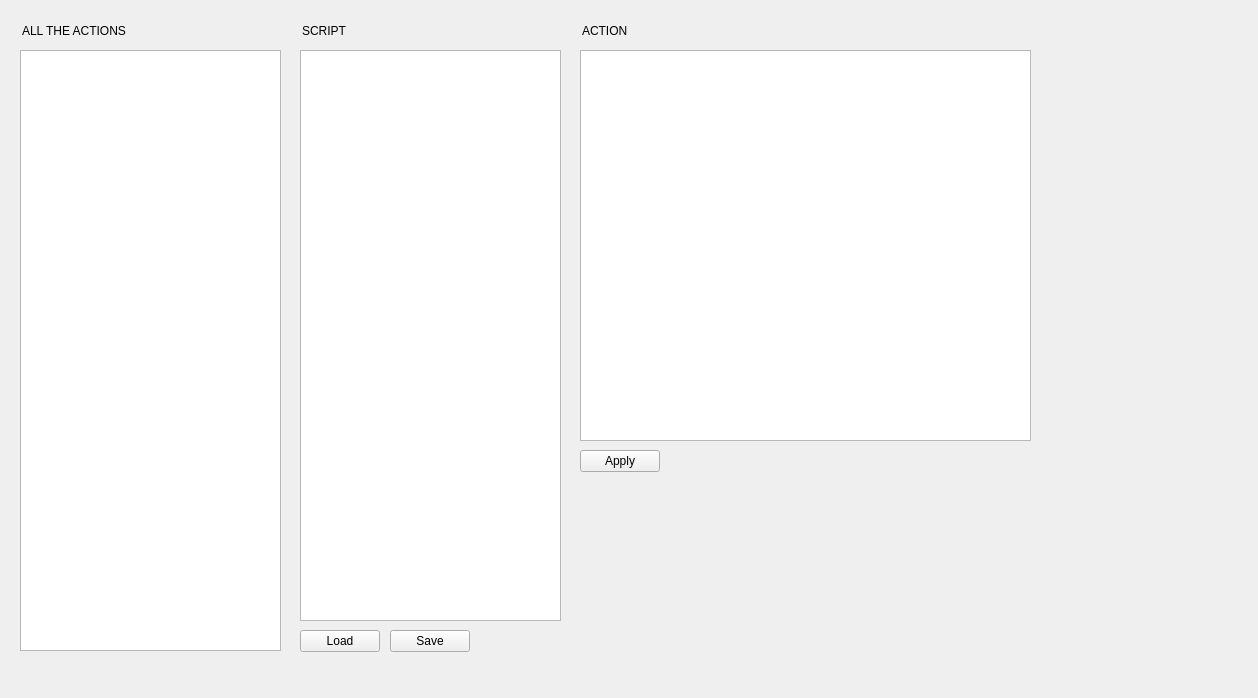
Old version of the form scriptbuilder/ScriptBuilder/mainwindow.ui in the repository robotology/blocktest.
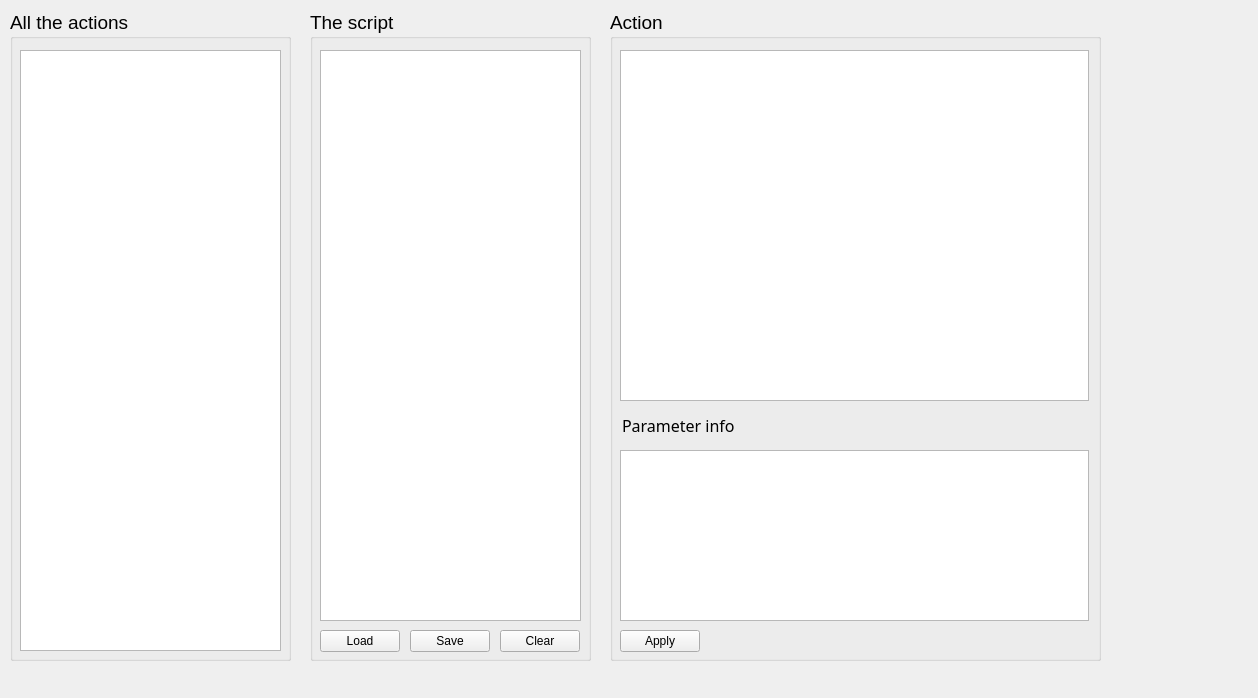
New version of the form.

```diff
--- a/scriptbuilder/ScriptBuilder/mainwindow.ui
+++ b/scriptbuilder/ScriptBuilder/mainwindow.ui
@@ -39,62 +39,10 @@
      <bool>false</bool>
     </attribute>
    </widget>
-   <widget class="QLineEdit" name="lineEdit">
-    <property name="enabled">
-     <bool>true</bool>
-    </property>
-    <property name="geometry">
-     <rect>
-      <x>20</x>
-      <y>20</y>
-      <width>157</width>
-      <height>21</height>
-     </rect>
-    </property>
-    <property name="autoFillBackground">
-     <bool>false</bool>
-    </property>
-    <property name="styleSheet">
-     <string notr="true">font: 12pt &quot;Sans Serif&quot;;
-background-color: rgba(0, 0, 0, 0);</string>
-    </property>
-    <property name="text">
-     <string>ALL THE ACTIONS</string>
-    </property>
-    <property name="frame">
-     <bool>false</bool>
-    </property>
-   </widget>
-   <widget class="QLineEdit" name="lineEdit_2">
-    <property name="enabled">
-     <bool>true</bool>
-    </property>
-    <property name="geometry">
-     <rect>
-      <x>300</x>
-      <y>20</y>
-      <width>157</width>
-      <height>21</height>
-     </rect>
-    </property>
-    <property name="autoFillBackground">
-     <bool>false</bool>
-    </property>
-    <property name="styleSheet">
-     <string notr="true">font: 12pt &quot;Sans Serif&quot;;
-background-color: rgba(0, 0, 0, 0);</string>
-    </property>
-    <property name="text">
-     <string>SCRIPT</string>
-    </property>
-    <property name="frame">
-     <bool>false</bool>
-    </property>
-   </widget>
    <widget class="QTreeView" name="scriptTree">
     <property name="geometry">
      <rect>
-      <x>300</x>
+      <x>320</x>
       <y>50</y>
       <width>261</width>
       <height>571</height>
@@ -113,37 +61,11 @@
      <bool>false</bool>
     </attribute>
    </widget>
-   <widget class="QLineEdit" name="lineEdit_3">
-    <property name="enabled">
-     <bool>true</bool>
-    </property>
-    <property name="geometry">
-     <rect>
-      <x>580</x>
-      <y>20</y>
-      <width>157</width>
-      <height>21</height>
-     </rect>
-    </property>
-    <property name="autoFillBackground">
-     <bool>false</bool>
-    </property>
-    <property name="styleSheet">
-     <string notr="true">font: 12pt &quot;Sans Serif&quot;;
-background-color: rgba(0, 0, 0, 0);</string>
-    </property>
-    <property name="text">
-     <string>ACTION</string>
-    </property>
-    <property name="frame">
-     <bool>false</bool>
-    </property>
-   </widget>
    <widget class="QPushButton" name="applyButton">
     <property name="geometry">
      <rect>
-      <x>580</x>
-      <y>450</y>
+      <x>620</x>
+      <y>630</y>
       <width>80</width>
       <height>22</height>
      </rect>
@@ -152,59 +74,10 @@
      <string>Apply</string>
     </property>
    </widget>
-   <widget class="QTableView" name="parametersList">
-    <property name="geometry">
-     <rect>
-      <x>580</x>
-      <y>50</y>
-      <width>451</width>
-      <height>391</height>
-     </rect>
-    </property>
-    <property name="sizeAdjustPolicy">
-     <enum>QAbstractScrollArea::AdjustToContentsOnFirstShow</enum>
-    </property>
-    <property name="alternatingRowColors">
-     <bool>false</bool>
-    </property>
-    <property name="showGrid">
-     <bool>true</bool>
-    </property>
-    <property name="gridStyle">
-     <enum>Qt::SolidLine</enum>
-    </property>
-    <attribute name="horizontalHeaderVisible">
-     <bool>false</bool>
-    </attribute>
-    <attribute name="horizontalHeaderCascadingSectionResizes">
-     <bool>false</bool>
-    </attribute>
-    <attribute name="horizontalHeaderHighlightSections">
-     <bool>false</bool>
-    </attribute>
-    <attribute name="horizontalHeaderMinimumSectionSize">
-     <number>26</number>
-    </attribute>
-    <attribute name="horizontalHeaderStretchLastSection">
-     <bool>true</bool>
-    </attribute>
-    <attribute name="verticalHeaderVisible">
-     <bool>false</bool>
-    </attribute>
-    <attribute name="verticalHeaderDefaultSectionSize">
-     <number>20</number>
-    </attribute>
-    <attribute name="verticalHeaderHighlightSections">
-     <bool>false</bool>
-    </attribute>
-    <attribute name="verticalHeaderMinimumSectionSize">
-     <number>18</number>
-    </attribute>
-   </widget>
    <widget class="QPushButton" name="loadButton">
     <property name="geometry">
      <rect>
-      <x>300</x>
+      <x>320</x>
       <y>630</y>
       <width>80</width>
       <height>22</height>
@@ -214,19 +87,248 @@
      <string>Load</string>
     </property>
    </widget>
-   <widget class="QPushButton" name="saveButton">
+   <widget class="QTableView" name="parameterComment">
     <property name="geometry">
      <rect>
-      <x>390</x>
-      <y>630</y>
-      <width>80</width>
-      <height>22</height>
+      <x>620</x>
+      <y>450</y>
+      <width>469</width>
+      <height>171</height>
      </rect>
+    </property>
+    <property name="sizeAdjustPolicy">
+     <enum>QAbstractScrollArea::AdjustToContentsOnFirstShow</enum>
+    </property>
+    <property name="editTriggers">
+     <set>QAbstractItemView::NoEditTriggers</set>
+    </property>
+    <property name="alternatingRowColors">
+     <bool>false</bool>
+    </property>
+    <property name="showGrid">
+     <bool>true</bool>
+    </property>
+    <property name="gridStyle">
+     <enum>Qt::SolidLine</enum>
+    </property>
+    <attribute name="horizontalHeaderVisible">
+     <bool>false</bool>
+    </attribute>
+    <attribute name="horizontalHeaderCascadingSectionResizes">
+     <bool>false</bool>
+    </attribute>
+    <attribute name="horizontalHeaderHighlightSections">
+     <bool>false</bool>
+    </attribute>
+    <attribute name="horizontalHeaderMinimumSectionSize">
+     <number>26</number>
+    </attribute>
+    <attribute name="horizontalHeaderStretchLastSection">
+     <bool>true</bool>
+    </attribute>
+    <attribute name="verticalHeaderVisible">
+     <bool>false</bool>
+    </attribute>
+    <attribute name="verticalHeaderDefaultSectionSize">
+     <number>20</number>
+    </attribute>
+    <attribute name="verticalHeaderHighlightSections">
+     <bool>false</bool>
+    </attribute>
+    <attribute name="verticalHeaderMinimumSectionSize">
+     <number>18</number>
+    </attribute>
+   </widget>
+   <widget class="QTableView" name="parametersList">
+    <property name="geometry">
+     <rect>
+      <x>620</x>
+      <y>50</y>
+      <width>469</width>
+      <height>351</height>
+     </rect>
+    </property>
+    <property name="sizeAdjustPolicy">
+     <enum>QAbstractScrollArea::AdjustToContentsOnFirstShow</enum>
+    </property>
+    <property name="alternatingRowColors">
+     <bool>false</bool>
+    </property>
+    <property name="showGrid">
+     <bool>true</bool>
+    </property>
+    <property name="gridStyle">
+     <enum>Qt::SolidLine</enum>
+    </property>
+    <attribute name="horizontalHeaderVisible">
+     <bool>false</bool>
+    </attribute>
+    <attribute name="horizontalHeaderCascadingSectionResizes">
+     <bool>false</bool>
+    </attribute>
+    <attribute name="horizontalHeaderHighlightSections">
+     <bool>false</bool>
+    </attribute>
+    <attribute name="horizontalHeaderMinimumSectionSize">
+     <number>26</number>
+    </attribute>
+    <attribute name="horizontalHeaderStretchLastSection">
+     <bool>true</bool>
+    </attribute>
+    <attribute name="verticalHeaderVisible">
+     <bool>false</bool>
+    </attribute>
+    <attribute name="verticalHeaderDefaultSectionSize">
+     <number>20</number>
+    </attribute>
+    <attribute name="verticalHeaderHighlightSections">
+     <bool>false</bool>
+    </attribute>
+    <attribute name="verticalHeaderMinimumSectionSize">
+     <number>18</number>
+    </attribute>
+   </widget>
+   <widget class="QLineEdit" name="lineEdit_4">
+    <property name="enabled">
+     <bool>true</bool>
+    </property>
+    <property name="geometry">
+     <rect>
+      <x>620</x>
+      <y>410</y>
+      <width>157</width>
+      <height>31</height>
+     </rect>
+    </property>
+    <property name="font">
+     <font>
+      <family>Sans Serif</family>
+      <pointsize>12</pointsize>
+      <weight>50</weight>
+      <italic>false</italic>
+      <bold>false</bold>
+     </font>
+    </property>
+    <property name="autoFillBackground">
+     <bool>false</bool>
+    </property>
+    <property name="styleSheet">
+     <string notr="true">font: 12pt &quot;Sans Serif&quot;;
+background-color: rgba(0, 0, 0, 0);</string>
     </property>
     <property name="text">
-     <string>Save</string>
+     <string>Parameter info</string>
     </property>
+    <property name="frame">
+     <bool>false</bool>
+    </property>
    </widget>
+   <widget class="QGroupBox" name="actionBox">
+    <property name="geometry">
+     <rect>
+      <x>610</x>
+      <y>10</y>
+      <width>491</width>
+      <height>651</height>
+     </rect>
+    </property>
+    <property name="font">
+     <font>
+      <pointsize>14</pointsize>
+     </font>
+    </property>
+    <property name="autoFillBackground">
+     <bool>false</bool>
+    </property>
+    <property name="styleSheet">
+     <string notr="true"/>
+    </property>
+    <property name="title">
+     <string>Action</string>
+    </property>
+   </widget>
+   <widget class="QGroupBox" name="groupBox">
+    <property name="geometry">
+     <rect>
+      <x>310</x>
+      <y>10</y>
+      <width>281</width>
+      <height>651</height>
+     </rect>
+    </property>
+    <property name="font">
+     <font>
+      <pointsize>14</pointsize>
+     </font>
+    </property>
+    <property name="title">
+     <string>The script</string>
+    </property>
+    <widget class="QPushButton" name="saveButton">
+     <property name="geometry">
+      <rect>
+       <x>100</x>
+       <y>620</y>
+       <width>80</width>
+       <height>22</height>
+      </rect>
+     </property>
+     <property name="font">
+      <font>
+       <pointsize>9</pointsize>
+      </font>
+     </property>
+     <property name="text">
+      <string>Save</string>
+     </property>
+    </widget>
+    <widget class="QPushButton" name="clearButton">
+     <property name="geometry">
+      <rect>
+       <x>190</x>
+       <y>620</y>
+       <width>80</width>
+       <height>22</height>
+      </rect>
+     </property>
+     <property name="font">
+      <font>
+       <pointsize>9</pointsize>
+      </font>
+     </property>
+     <property name="text">
+      <string>Clear</string>
+     </property>
+    </widget>
+   </widget>
+   <widget class="QGroupBox" name="groupBox_2">
+    <property name="geometry">
+     <rect>
+      <x>10</x>
+      <y>10</y>
+      <width>281</width>
+      <height>651</height>
+     </rect>
+    </property>
+    <property name="font">
+     <font>
+      <pointsize>14</pointsize>
+     </font>
+    </property>
+    <property name="title">
+     <string>All the actions</string>
+    </property>
+   </widget>
+   <zorder>groupBox_2</zorder>
+   <zorder>groupBox</zorder>
+   <zorder>actionBox</zorder>
+   <zorder>commandTree</zorder>
+   <zorder>scriptTree</zorder>
+   <zorder>applyButton</zorder>
+   <zorder>loadButton</zorder>
+   <zorder>parameterComment</zorder>
+   <zorder>parametersList</zorder>
+   <zorder>lineEdit_4</zorder>
   </widget>
  </widget>
  <layoutdefault spacing="6" margin="11"/>
```
